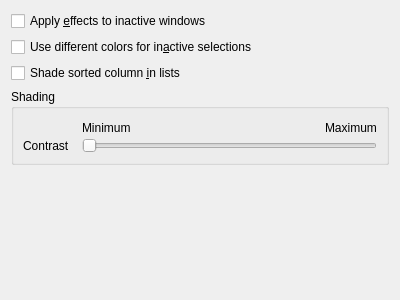
Before: the Qt Designer form kcms/colors/editor/scmeditoroptions.ui in KDE/plasma-workspace, drawn with Qt 5.
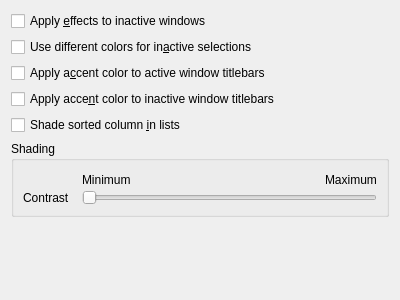
After: the same form once the commit is applied.

Commit message: kcms/colors: Optionally apply accent color to titlebars and fix foreground color

```diff
--- a/kcms/colors/editor/scmeditoroptions.ui
+++ b/kcms/colors/editor/scmeditoroptions.ui
@@ -25,6 +25,20 @@
      </property>
     </widget>
    </item>
+   <item>
+    <widget class="QCheckBox" name="accentActiveTitlebar">
+     <property name="text">
+      <string>Apply a&amp;ccent color to active window titlebars</string>
+     </property>
+    </widget>
+   </item>
+   <item>
+    <widget class="QCheckBox" name="accentInactiveTitlebar">
+     <property name="text">
+      <string>Apply acce&amp;nt color to inactive window titlebars</string>
+     </property>
+    </widget>
+   </item>
    <item>
     <widget class="QCheckBox" name="shadeSortedColumn">
      <property name="text">
```
The commit also changes 9 other files.
